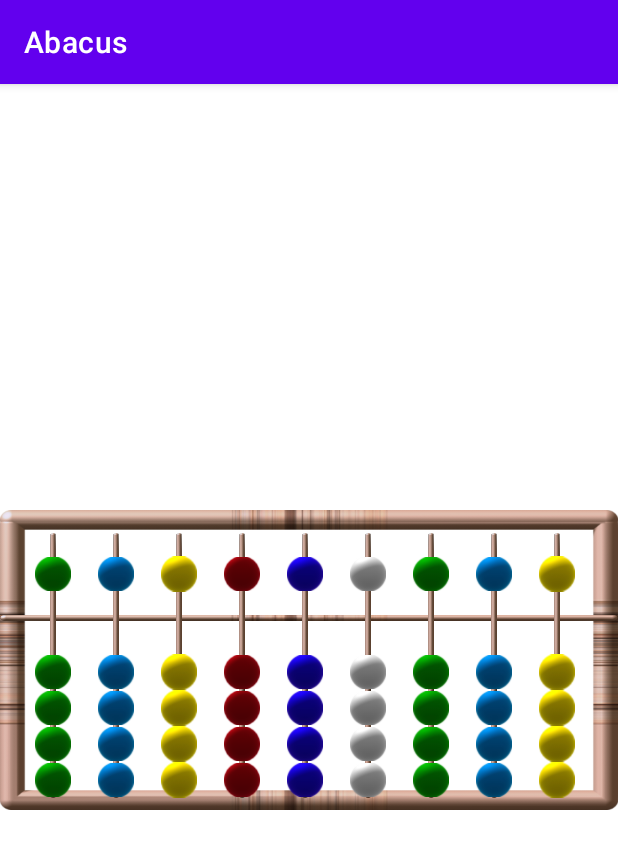
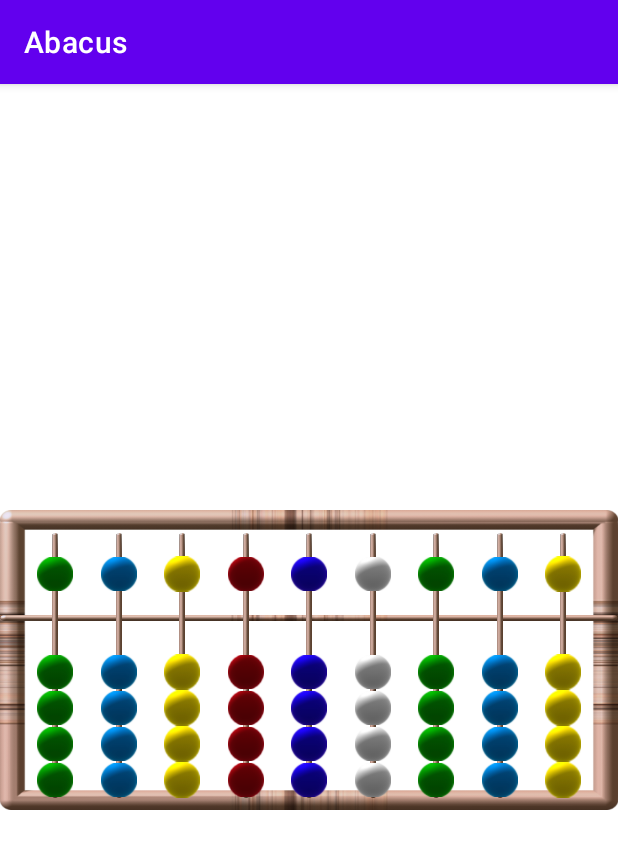
Before and after one commit to Coearners/abacusview, an Android app: the screen it shows after launch (MainActivity), on a phone screen of 412 x 824 dp. Shown: the top 849 px of the screen. Run offline under Robolectric (Android 15) with nearby library versions, the phone set to English and light mode, and no system bars; 2 statements that could not run were skipped.

Commit message:
+ Fixed rod not rendering in layout editor mode. + Change LinearLayout to GridLayout for rods to evenly distribute and center in abacus frame

```diff
--- a/AbacusView/src/main/java/com/coearners/android/abacusview/RodView.java
+++ b/AbacusView/src/main/java/com/coearners/android/abacusview/RodView.java
@@ -31,8 +31,12 @@ public class RodView extends RelativeLayout {
     public RodView(Context context, AttributeSet attrs) {
         super(context, attrs);
         this.context = context;
-        this.mediaPlayer = MediaPlayer.create(context, R.raw.bead_move);
-        TypedArray a = context.getTheme().obtainStyledAttributes(attrs,
+        try{
+            this.mediaPlayer = MediaPlayer.create(context, R.raw.bead_move);
+        }catch (UnsupportedOperationException e){
+            this.mediaPlayer = null;
+        }
+        TypedArray a = context.obtainStyledAttributes(attrs,
                 R.styleable.RodView, 0, 0);
         int color;
         try{
@@ -64,7 +68,7 @@ public class RodView extends RelativeLayout {
         this.beamLocY = beamLocY;
         this.margin = margin;
         heavenBeadView.setOnClickListener(v -> {
-            mediaPlayer.start();
+            playSound();
             if(heavenBeadView.getTouchingBeam()){
                 heavenBeadView.scrollToTop(beamLocY, margin);
                 this.value -= 5;
@@ -77,7 +81,7 @@ public class RodView extends RelativeLayout {
             EarthBeadView currentBead = this.findViewById(earthBeadViews[i]);
             int finalI = i;
             currentBead.setOnClickListener(v -> {
-                mediaPlayer.start();
+                playSound();
                 if(currentBead.getTouchingBeam()){
                     for(int j = -1; j < finalI; j++){
                         EarthBeadView nextBead = findViewById(earthBeadViews[j+1]);
@@ -109,7 +113,7 @@ public class RodView extends RelativeLayout {
     }
 
     public void reset(){
-        mediaPlayer.start();
+        playSound();
         if(heavenBeadView.getTouchingBeam()){
             heavenBeadView.scrollToTop(beamLocY, margin);
             heavenBeadView.setTouchingBeam(false);
@@ -149,4 +153,10 @@ public class RodView extends RelativeLayout {
             ((EarthBeadView)findViewById(beadId)).setImageDrawable(ContextCompat.getDrawable(context, colors[color]));
         }
     }
+
+    private void playSound(){
+        if(this.mediaPlayer != null){
+            this.mediaPlayer.start();
+        }
+    }
 }
--- a/AbacusView/src/main/res/layout/layout_abacus_view.xml
+++ b/AbacusView/src/main/res/layout/layout_abacus_view.xml
@@ -13,81 +13,108 @@
         android:background="@drawable/ic_beam"
         android:layout_alignParentTop="true"
         android:layout_marginTop="70sp"/>
-    <LinearLayout
+    <GridLayout
         android:layout_width="match_parent"
         android:id="@+id/layoutRods"
         android:layout_centerHorizontal="true"
         android:layout_height="match_parent"
-        android:gravity="center_horizontal"
-        android:weightSum="9"
+        android:columnCount="9"
+        android:rowCount="1"
+        android:layout_marginStart="15sp"
+        android:layout_marginEnd="15sp"
         android:layout_alignParentStart="true"
         android:layout_alignParentEnd="true"
-        android:paddingStart="23sp"
-        android:paddingEnd="10sp"
         android:orientation="horizontal">
         <com.coearners.android.abacusview.RodView
             android:id="@+id/firstRod"
             android:layout_width="0sp"
-            android:layout_weight="1"
+            android:layout_row="0"
+            android:layout_column="0"
+            android:layout_columnWeight="1"
+            android:gravity="center"
             android:layout_height="wrap_content"
             android:layout_marginTop="15sp"
             app:rodColor="green"
             android:layout_marginBottom="8sp"/>
         <com.coearners.android.abacusview.RodView
             android:layout_width="0sp"
-            android:layout_weight="1"
+            android:layout_row="0"
+            android:layout_column="1"
+            android:layout_columnWeight="1"
+            android:gravity="center"
             android:layout_height="wrap_content"
             app:rodColor="alice_blue"
             android:layout_marginTop="15sp"
             android:layout_marginBottom="8sp"/>
         <com.coearners.android.abacusview.RodView
             android:layout_width="0sp"
-            android:layout_weight="1"
+            android:layout_row="0"
+            android:gravity="center"
+            android:layout_column="2"
+            android:layout_columnWeight="1"
             app:rodColor="yellow"
             android:layout_height="wrap_content"
             android:layout_marginTop="15sp"
             android:layout_marginBottom="8sp"/>
         <com.coearners.android.abacusview.RodView
             android:layout_width="0sp"
-            android:layout_weight="1"
+            android:layout_row="0"
+            android:layout_column="3"
+            android:layout_columnWeight="1"
+            android:gravity="center"
             android:layout_height="wrap_content"
             app:rodColor="red"
             android:layout_marginTop="15sp"
             android:layout_marginBottom="8sp"/>
         <com.coearners.android.abacusview.RodView
             android:layout_width="0sp"
-            android:layout_weight="1"
+            android:layout_row="0"
+            android:layout_column="4"
+            android:layout_columnWeight="1"
+            android:gravity="center"
             android:layout_height="wrap_content"
             app:rodColor="blue"
             android:layout_marginTop="15sp"
             android:layout_marginBottom="8sp"/>
         <com.coearners.android.abacusview.RodView
             android:layout_width="0sp"
-            android:layout_weight="1"
+            android:layout_row="0"
+            android:layout_column="5"
+            android:layout_columnWeight="1"
+            android:gravity="center"
             app:rodColor="white"
             android:layout_height="wrap_content"
             android:layout_marginTop="15sp"
             android:layout_marginBottom="8sp"/>
         <com.coearners.android.abacusview.RodView
             android:layout_width="0sp"
-            android:layout_weight="1"
+            android:layout_row="0"
+            android:layout_column="6"
+            android:layout_columnWeight="1"
             android:layout_height="wrap_content"
+            android:gravity="center"
             app:rodColor="green"
             android:layout_marginTop="15sp"
             android:layout_marginBottom="8sp"/>
         <com.coearners.android.abacusview.RodView
             android:layout_width="0sp"
-            android:layout_weight="1"
+            android:layout_row="0"
+            android:layout_column="7"
+            android:layout_columnWeight="1"
+            android:gravity="center"
             app:rodColor="alice_blue"
             android:layout_height="wrap_content"
             android:layout_marginTop="15sp"
             android:layout_marginBottom="8sp"/>
         <com.coearners.android.abacusview.RodView
             android:layout_width="0sp"
-            android:layout_weight="1"
+            android:layout_row="0"
+            android:layout_column="8"
+            android:layout_columnWeight="1"
             app:rodColor="yellow"
+            android:gravity="center"
             android:layout_height="wrap_content"
             android:layout_marginTop="15sp"
             android:layout_marginBottom="8sp"/>
-    </LinearLayout>
+    </GridLayout>
 </RelativeLayout>
```
